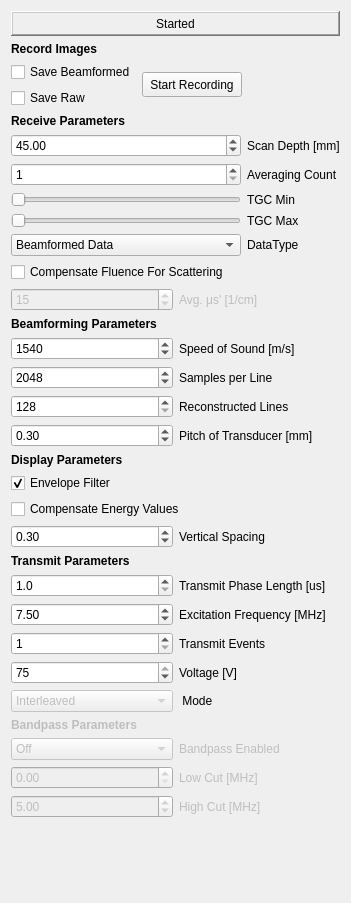
Qt form Modules/USUI/Qmitk/QmitkUSControlsCustomDiPhASDeviceWidget.ui (MITK/MITK) before a commit.
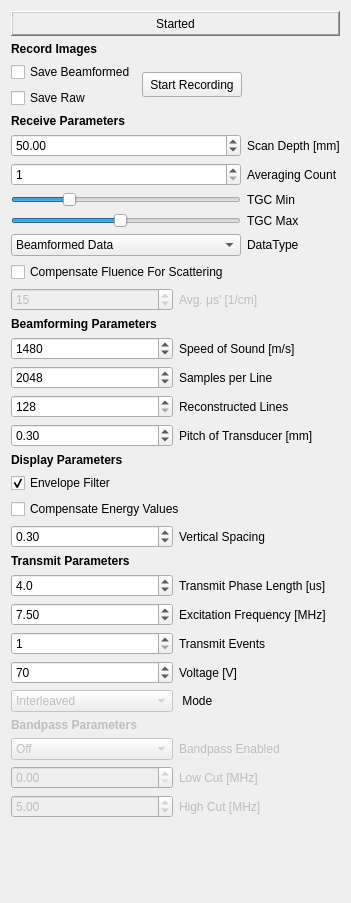
The same form after that commit.

Commit message: this now actually scans multiple angles -Thomas

Patch:
```diff
--- a/Modules/USUI/Qmitk/QmitkUSControlsCustomDiPhASDeviceWidget.ui
+++ b/Modules/USUI/Qmitk/QmitkUSControlsCustomDiPhASDeviceWidget.ui
@@ -129,6 +129,9 @@
        <property name="maximum">
         <number>42</number>
        </property>
+       <property name="value">
+        <number>10</number>
+       </property>
        <property name="orientation">
         <enum>Qt::Horizontal</enum>
        </property>
@@ -139,6 +142,9 @@
        <property name="maximum">
         <number>42</number>
        </property>
+       <property name="value">
+        <number>20</number>
+       </property>
        <property name="orientation">
         <enum>Qt::Horizontal</enum>
        </property>
@@ -200,7 +206,7 @@
         <double>200.000000000000000</double>
        </property>
        <property name="value">
-        <double>45.000000000000000</double>
+        <double>50.000000000000000</double>
        </property>
       </widget>
      </item>
@@ -348,7 +354,7 @@
         <number>1000000</number>
        </property>
        <property name="value">
-        <number>1540</number>
+        <number>1480</number>
        </property>
       </widget>
      </item>
@@ -483,7 +489,7 @@
         <double>10000.000000000000000</double>
        </property>
        <property name="value">
-        <double>1.000000000000000</double>
+        <double>4.000000000000000</double>
        </property>
       </widget>
      </item>
@@ -524,13 +530,13 @@
         <bool>false</bool>
        </property>
        <property name="minimum">
-        <number>5</number>
+        <number>6</number>
        </property>
        <property name="maximum">
         <number>75</number>
        </property>
        <property name="value">
-        <number>75</number>
+        <number>70</number>
        </property>
       </widget>
      </item>
```
Left out of the diff: 9 changed lines with no effect on the pictures. The commit also changes 1 other file.
